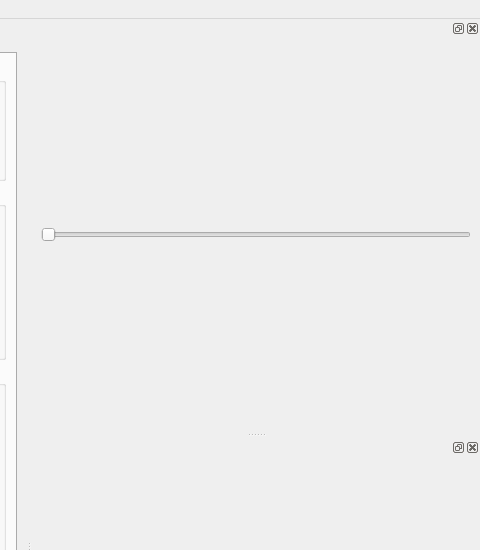
First picture: the form in tofu/gui.ui, repository ufo-kit/tofu, before the edit; both pictures show x 538 to 1018 and y 0 to 550 of the 1018 by 1081 pixel window.
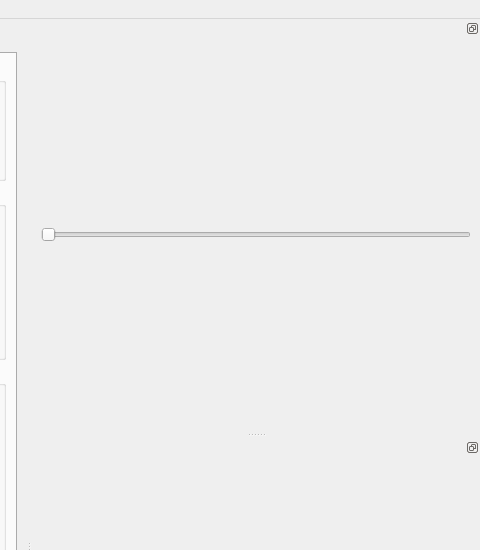
Second picture: the form after the edit.

Commit message: Don't make dock widgets closable

Diff of the .ui file:
```diff
--- a/tofu/gui.ui
+++ b/tofu/gui.ui
@@ -1333,6 +1333,9 @@
    <addaction name="edit_menu"/>
   </widget>
   <widget class="QDockWidget" name="slice_dock">
+   <property name="features">
+    <set>QDockWidget::DockWidgetFloatable|QDockWidget::DockWidgetMovable</set>
+   </property>
    <attribute name="dockWidgetArea">
     <number>2</number>
    </attribute>
@@ -1362,6 +1365,9 @@
    </widget>
   </widget>
   <widget class="QDockWidget" name="volume_dock">
+   <property name="features">
+    <set>QDockWidget::DockWidgetFloatable|QDockWidget::DockWidgetMovable</set>
+   </property>
    <attribute name="dockWidgetArea">
     <number>2</number>
    </attribute>
```
